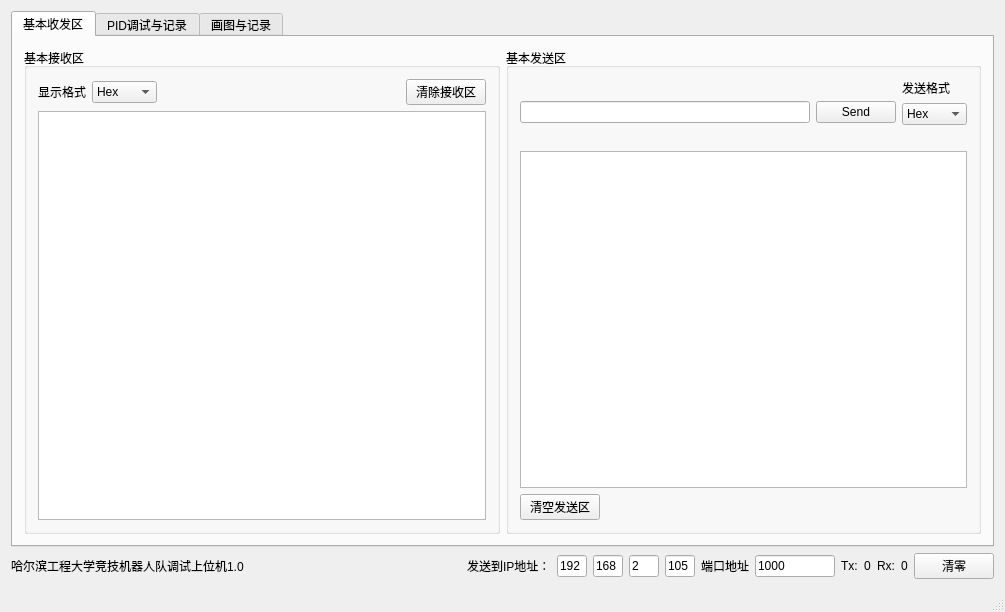
Old version of the form heuRobocon/heuRobocon.ui in the repository 25u62010/heuRobot.
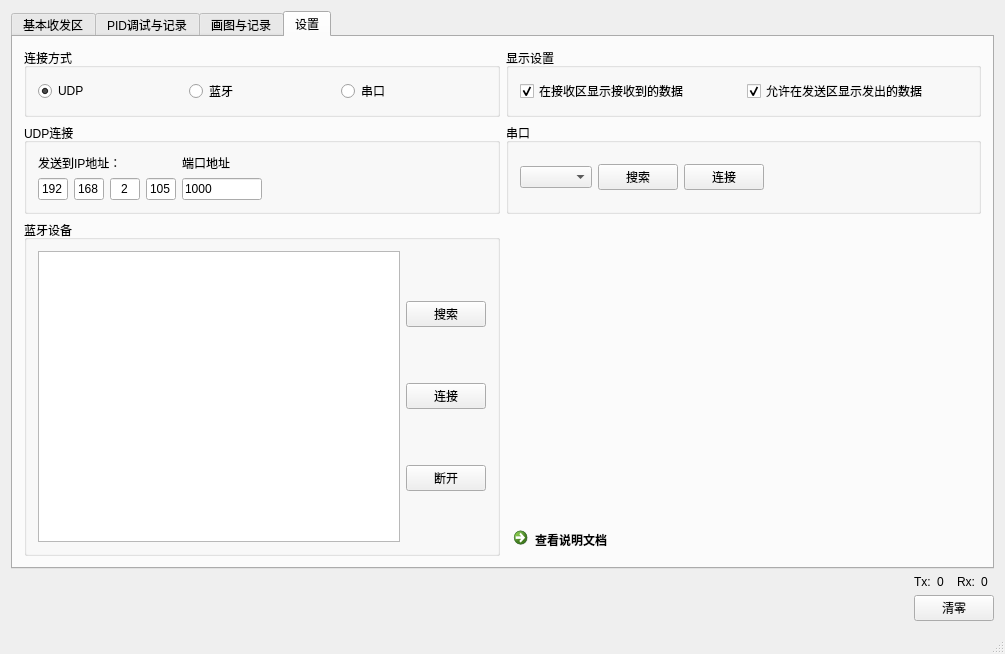
New version of the form. The open tabs and pages were chosen to show the change. Icons and pictures are not drawn.

Commit message: 尝试用串口，蓝牙

```diff
--- a/heuRobocon/heuRobocon.ui
+++ b/heuRobocon/heuRobocon.ui
@@ -7,7 +7,7 @@
     <x>0</x>
     <y>0</y>
     <width>1005</width>
-    <height>612</height>
+    <height>654</height>
    </rect>
   </property>
   <property name="windowTitle">
@@ -21,6 +21,11 @@
    <layout class="QVBoxLayout" name="verticalLayout_19">
     <item>
      <widget class="QTabWidget" name="tabWidget">
+      <property name="font">
+       <font>
+        <pointsize>9</pointsize>
+       </font>
+      </property>
       <property name="tabPosition">
        <enum>QTabWidget::North</enum>
       </property>
@@ -47,6 +52,21 @@
            <item>
             <layout class="QHBoxLayout" name="horizontalLayout_7">
              <item>
+              <spacer name="horizontalSpacer_3">
+               <property name="orientation">
+                <enum>Qt::Horizontal</enum>
+               </property>
+               <property name="sizeHint" stdset="0">
+                <size>
+                 <width>40</width>
+                 <height>20</height>
+                </size>
+               </property>
+              </spacer>
+             </item>
+             <item>
+              <layout class="QVBoxLayout" name="verticalLayout_3">
+               <item>
               <widget class="QLabel" name="label_9">
                <property name="text">
                 <string>显示格式</string>
@@ -67,30 +87,15 @@
                </item>
               </widget>
              </item>
-             <item>
-              <spacer name="horizontalSpacer_3">
-               <property name="orientation">
-                <enum>Qt::Horizontal</enum>
-               </property>
-               <property name="sizeHint" stdset="0">
-                <size>
-                 <width>40</width>
-                 <height>20</height>
-                </size>
-               </property>
-              </spacer>
-             </item>
-             <item>
-              <widget class="QPushButton" name="pushButton_2">
-               <property name="text">
-                <string>清除接收区</string>
-               </property>
-              </widget>
+              </layout>
              </item>
             </layout>
            </item>
            <item>
             <widget class="QTextEdit" name="reciver">
+             <property name="enabled">
+              <bool>true</bool>
+             </property>
              <property name="minimumSize">
               <size>
                <width>0</width>
@@ -99,6 +104,30 @@
              </property>
             </widget>
            </item>
+           <item>
+            <layout class="QHBoxLayout" name="horizontalLayout_12">
+             <item>
+              <widget class="QPushButton" name="pushButton_2">
+               <property name="text">
+                <string>清除接收区</string>
+               </property>
+              </widget>
+             </item>
+             <item>
+              <spacer name="horizontalSpacer">
+               <property name="orientation">
+                <enum>Qt::Horizontal</enum>
+               </property>
+               <property name="sizeHint" stdset="0">
+                <size>
+                 <width>40</width>
+                 <height>20</height>
+                </size>
+               </property>
+              </spacer>
+             </item>
+            </layout>
+           </item>
           </layout>
          </widget>
         </item>
@@ -109,48 +138,40 @@
           </property>
           <layout class="QVBoxLayout" name="verticalLayout_9">
            <item>
-            <layout class="QHBoxLayout" name="horizontalLayout_4">
-             <item>
-              <widget class="QLineEdit" name="sender"/>
-             </item>
-             <item>
+            <layout class="QGridLayout" name="gridLayout_4">
+             <item row="1" column="1">
               <widget class="QPushButton" name="generalSend">
                <property name="text">
                 <string>Send</string>
                </property>
               </widget>
              </item>
+             <item row="1" column="0">
+              <widget class="QLineEdit" name="sender"/>
+             </item>
+             <item row="1" column="3">
+              <widget class="QComboBox" name="sendFormatComboBox">
              <item>
-              <layout class="QVBoxLayout" name="verticalLayout_12">
+                <property name="text">
+                 <string>Hex</string>
+                </property>
+               </item>
                <item>
+                <property name="text">
+                 <string>字符串</string>
+                </property>
+               </item>
+              </widget>
+             </item>
+             <item row="0" column="3">
                 <widget class="QLabel" name="label_8">
                  <property name="text">
                   <string>发送格式</string>
                  </property>
-                </widget>
-               </item>
-               <item>
-                <widget class="QComboBox" name="sendFormatComboBox">
-                 <item>
-                  <property name="text">
-                   <string>Hex</string>
-                  </property>
-                 </item>
-                 <item>
-                  <property name="text">
-                   <string>字符串</string>
-                  </property>
-                 </item>
-                </widget>
-               </item>
-               <item>
-                <widget class="QLabel" name="label_10">
-                 <property name="text">
-                  <string/>
-                 </property>
-                </widget>
-               </item>
-              </layout>
+               <property name="alignment">
+                <set>Qt::AlignCenter</set>
+               </property>
+              </widget>
              </item>
             </layout>
            </item>
@@ -620,13 +641,6 @@
                </property>
               </widget>
              </item>
-            </layout>
-           </item>
-           <item>
-            <layout class="QHBoxLayout" name="horizontalLayout_17">
-             <item>
-              <widget class="QLineEdit" name="taragetLIneEdit"/>
-             </item>
              <item>
               <widget class="QPushButton" name="addTargetLineButton">
                <property name="text">
@@ -675,39 +689,39 @@
         </item>
        </layout>
       </widget>
-     </widget>
-    </item>
-    <item>
-     <layout class="QHBoxLayout" name="horizontalLayout_3">
-      <item>
-       <layout class="QHBoxLayout" name="horizontalLayout_5">
-        <item>
-         <widget class="QLabel" name="label_11">
-          <property name="text">
-           <string>哈尔滨工程大学竞技机器人队调试上位机1.0</string>
+      <widget class="QWidget" name="tab">
+       <attribute name="title">
+        <string>设置</string>
+       </attribute>
+       <layout class="QGridLayout" name="gridLayout_6">
+        <item row="1" column="0">
+         <widget class="QGroupBox" name="groupBox_6">
+          <property name="title">
+           <string>UDP连接</string>
           </property>
-         </widget>
-        </item>
-        <item>
-         <spacer name="horizontalSpacer_5">
-          <property name="orientation">
-           <enum>Qt::Horizontal</enum>
-          </property>
-          <property name="sizeHint" stdset="0">
+          <layout class="QGridLayout" name="gridLayout_7">
+           <item row="1" column="1">
+            <widget class="QLineEdit" name="port">
+             <property name="maximumSize">
            <size>
-            <width>40</width>
-            <height>20</height>
-           </size>
-          </property>
-         </spacer>
-        </item>
-        <item>
+               <width>80</width>
+               <height>16777215</height>
+              </size>
+             </property>
+             <property name="text">
+              <string>1000</string>
+             </property>
+            </widget>
+           </item>
+           <item row="0" column="0">
          <widget class="QLabel" name="label_4">
           <property name="text">
            <string>发送到IP地址：</string>
           </property>
          </widget>
         </item>
+           <item row="1" column="0">
+            <layout class="QHBoxLayout" name="horizontalLayout_13">
         <item>
          <widget class="QLineEdit" name="ip1">
           <property name="maximumSize">
@@ -719,6 +733,9 @@
           <property name="text">
            <string>192</string>
           </property>
+               <property name="alignment">
+                <set>Qt::AlignCenter</set>
+               </property>
          </widget>
         </item>
         <item>
@@ -732,6 +749,9 @@
           <property name="text">
            <string>168</string>
           </property>
+               <property name="alignment">
+                <set>Qt::AlignCenter</set>
+               </property>
          </widget>
         </item>
         <item>
@@ -745,6 +765,9 @@
           <property name="text">
            <string>2</string>
           </property>
+               <property name="alignment">
+                <set>Qt::AlignCenter</set>
+               </property>
          </widget>
         </item>
         <item>
@@ -758,30 +781,221 @@
           <property name="text">
            <string>105</string>
           </property>
-         </widget>
-        </item>
-        <item>
+               <property name="alignment">
+                <set>Qt::AlignCenter</set>
+               </property>
+              </widget>
+             </item>
+            </layout>
+           </item>
+           <item row="0" column="1">
          <widget class="QLabel" name="label_5">
           <property name="text">
            <string>端口地址</string>
           </property>
          </widget>
         </item>
+           <item row="1" column="2">
+            <spacer name="horizontalSpacer_4">
+             <property name="orientation">
+              <enum>Qt::Horizontal</enum>
+             </property>
+             <property name="sizeHint" stdset="0">
+              <size>
+               <width>40</width>
+               <height>20</height>
+              </size>
+             </property>
+            </spacer>
+           </item>
+          </layout>
+         </widget>
+        </item>
+        <item row="3" column="2">
+         <layout class="QHBoxLayout" name="horizontalLayout_14"/>
+        </item>
+        <item row="2" column="0">
+         <widget class="QGroupBox" name="groupBox_2">
+          <property name="title">
+           <string>蓝牙设备</string>
+          </property>
+          <layout class="QHBoxLayout" name="horizontalLayout_5">
         <item>
-         <widget class="QLineEdit" name="port">
-          <property name="maximumSize">
+            <widget class="QListWidget" name="blueToothListWidget"/>
+           </item>
+           <item>
+            <layout class="QVBoxLayout" name="verticalLayout_6">
+             <item>
+              <widget class="QPushButton" name="startBluetoothButton">
+               <property name="text">
+                <string>搜索</string>
+               </property>
+              </widget>
+             </item>
+             <item>
+              <widget class="QPushButton" name="connectBlueToothButton">
+               <property name="text">
+                <string>连接</string>
+               </property>
+              </widget>
+             </item>
+             <item>
+              <widget class="QPushButton" name="endBlueToothButton">
+               <property name="text">
+                <string>断开</string>
+               </property>
+              </widget>
+             </item>
+            </layout>
+           </item>
+          </layout>
+         </widget>
+        </item>
+        <item row="0" column="2">
+         <widget class="QGroupBox" name="groupBox_9">
+          <property name="title">
+           <string>显示设置</string>
+          </property>
+          <layout class="QHBoxLayout" name="horizontalLayout_18">
+           <item>
+            <widget class="QCheckBox" name="allowDisplayRecRadioButton">
+             <property name="text">
+              <string>在接收区显示接收到的数据</string>
+             </property>
+             <property name="checked">
+              <bool>true</bool>
+             </property>
+            </widget>
+           </item>
+           <item>
+            <widget class="QCheckBox" name="allowDisplaySendRadioButton">
+             <property name="text">
+              <string>允许在发送区显示发出的数据</string>
+             </property>
+             <property name="checked">
+              <bool>true</bool>
+             </property>
+            </widget>
+           </item>
+          </layout>
+         </widget>
+        </item>
+        <item row="0" column="0">
+         <widget class="QGroupBox" name="groupBox_8">
+          <property name="title">
+           <string>连接方式</string>
+          </property>
+          <layout class="QHBoxLayout" name="horizontalLayout_17">
+           <item>
+            <widget class="QRadioButton" name="udpChooseRadioButton">
+             <property name="text">
+              <string>UDP</string>
+             </property>
+             <property name="checked">
+              <bool>true</bool>
+             </property>
+            </widget>
+           </item>
+           <item>
+            <widget class="QRadioButton" name="blueToothChooseRadioButton">
+             <property name="text">
+              <string>蓝牙</string>
+             </property>
+             <property name="checked">
+              <bool>false</bool>
+             </property>
+            </widget>
+           </item>
+           <item>
+            <widget class="QRadioButton" name="serviealChooseRadioButton">
+             <property name="text">
+              <string>串口</string>
+             </property>
+            </widget>
+           </item>
+          </layout>
+         </widget>
+        </item>
+        <item row="1" column="2">
+         <widget class="QGroupBox" name="groupBox_7">
+          <property name="title">
+           <string>串口</string>
+          </property>
+          <layout class="QHBoxLayout" name="horizontalLayout_16">
+           <item>
+            <widget class="QComboBox" name="comComboBox"/>
+           </item>
+           <item>
+            <widget class="QPushButton" name="searchForSeriealButton">
+             <property name="text">
+              <string>搜索</string>
+             </property>
+            </widget>
+           </item>
+           <item>
+            <widget class="QPushButton" name="connectServiealButton">
+             <property name="text">
+              <string>连接</string>
+             </property>
+            </widget>
+           </item>
+           <item>
+            <spacer name="horizontalSpacer_10">
+             <property name="orientation">
+              <enum>Qt::Horizontal</enum>
+             </property>
+             <property name="sizeHint" stdset="0">
            <size>
-            <width>80</width>
-            <height>16777215</height>
-           </size>
-          </property>
+               <width>40</width>
+               <height>20</height>
+              </size>
+             </property>
+            </spacer>
+           </item>
+          </layout>
+         </widget>
+        </item>
+        <item row="2" column="2">
+         <layout class="QVBoxLayout" name="verticalLayout_7">
+          <item>
+           <spacer name="verticalSpacer_2">
+            <property name="orientation">
+             <enum>Qt::Vertical</enum>
+            </property>
+            <property name="sizeHint" stdset="0">
+             <size>
+              <width>20</width>
+              <height>40</height>
+             </size>
+            </property>
+           </spacer>
+          </item>
+          <item>
+           <widget class="QCommandLinkButton" name="illustratePDFLinkButton">
           <property name="text">
-           <string>1000</string>
+             <string>查看说明文档</string>
           </property>
          </widget>
         </item>
        </layout>
       </item>
+       </layout>
+      </widget>
+     </widget>
+    </item>
+    <item>
+     <layout class="QHBoxLayout" name="horizontalLayout_4">
+      <item>
+       <layout class="QGridLayout" name="gridLayout_5">
+        <item row="1" column="5">
+         <widget class="QPushButton" name="clearTxRxButton">
+          <property name="text">
+           <string>清零</string>
+          </property>
+         </widget>
+        </item>
+        <item row="0" column="5">
+         <layout class="QHBoxLayout" name="horizontalLayout_3">
       <item>
        <widget class="QLabel" name="TxTextLabel">
         <property name="text">
@@ -810,12 +1024,22 @@
         </property>
        </widget>
       </item>
-      <item>
-       <widget class="QPushButton" name="clearTxRxButton">
-        <property name="text">
-         <string>清零</string>
-        </property>
-       </widget>
+         </layout>
+        </item>
+        <item row="1" column="1">
+         <spacer name="horizontalSpacer_9">
+          <property name="orientation">
+           <enum>Qt::Horizontal</enum>
+          </property>
+          <property name="sizeHint" stdset="0">
+           <size>
+            <width>40</width>
+            <height>20</height>
+           </size>
+          </property>
+         </spacer>
+        </item>
+       </layout>
       </item>
      </layout>
     </item>
```
Left out of the diff: 184 changed lines with no effect on the pictures. Lines whose indentation alone changed are shown as unchanged. The commit also changes 33 other files.
